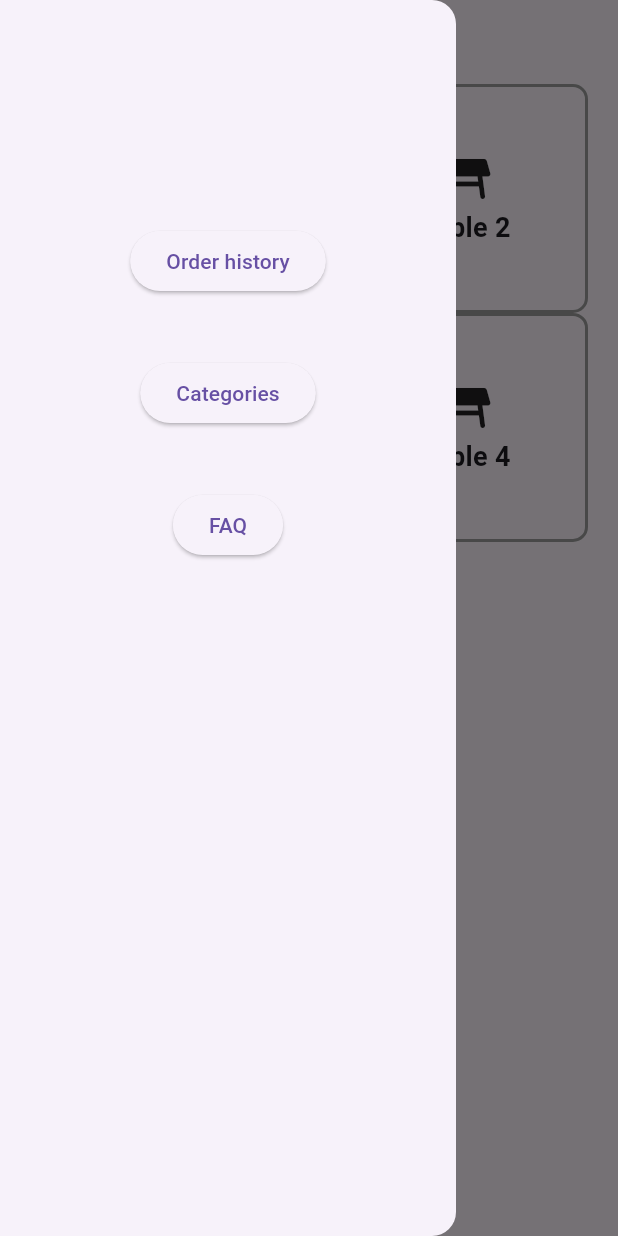
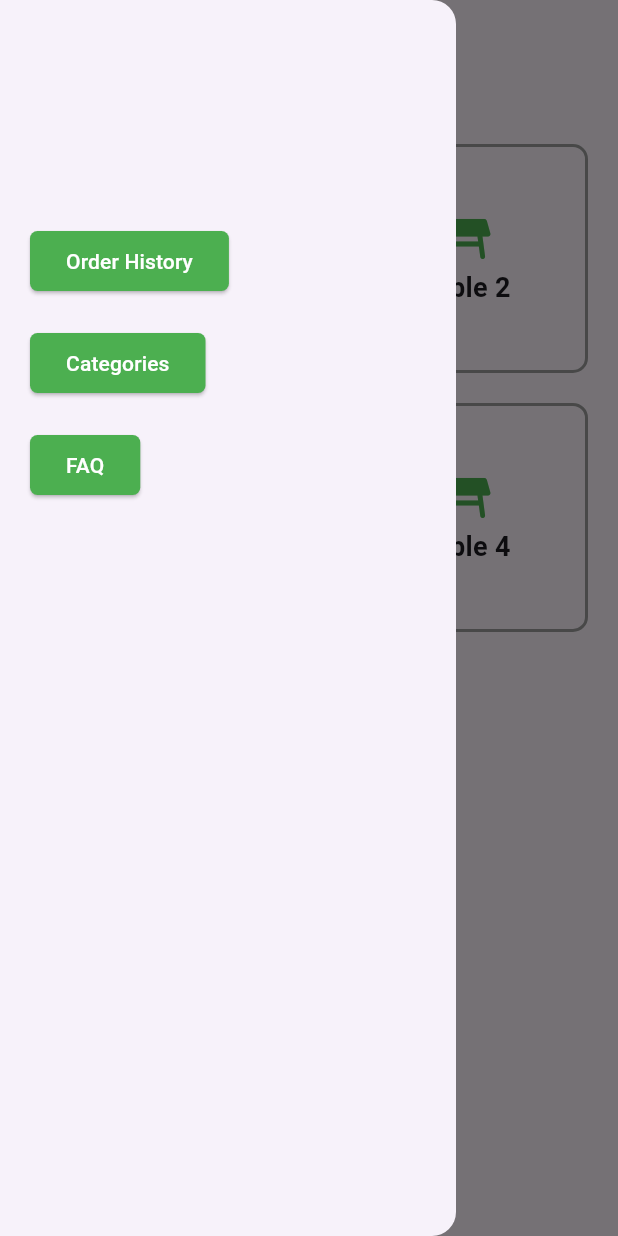
Before and after one commit to meylis1998/waiter_app, a Flutter app: the screen it shows after launch, with the side drawer open, on a phone screen of 412 x 824 dp. Run offline on Flutter 3.47's test engine with Material 3 defaults, Android fonts, the phone set to English and light mode, and no system bars; our stand-ins replace flutter_bloc, hive, hive_flutter; accounts and stored records are empty.

Commit message:
finished wit the app

```diff
--- a/lib/presentation/screens/custom_drawer.dart
+++ b/lib/presentation/screens/custom_drawer.dart
@@ -1,5 +1,6 @@
 import 'package:flutter/material.dart';
 
+import '../widgets/drawer_button.dart';
 import 'order_history.dart';
 
 class CustomDrawer extends StatelessWidget {
@@ -11,9 +12,9 @@ class CustomDrawer extends StatelessWidget {
       child: Container(
         padding: const EdgeInsets.symmetric(vertical: 150, horizontal: 20),
         child: Column(
-          // mainAxisAlignment: MainAxisAlignment.spaceBetween,
+          crossAxisAlignment: CrossAxisAlignment.start,
           children: [
-            ElevatedButton(
+            CustomDrawerButton(
               onPressed: () {
                 Navigator.of(context).push(
                   MaterialPageRoute(
@@ -21,19 +22,13 @@ class CustomDrawer extends StatelessWidget {
                   ),
                 );
               },
-              child: const Text('Order history'),
+              name: "Order History",
             ),
             Padding(
-              padding: const EdgeInsets.symmetric(vertical: 40),
-              child: ElevatedButton(
-                onPressed: () {},
-                child: const Text('Categories'),
-              ),
+              padding: const EdgeInsets.symmetric(vertical: 20),
+              child: CustomDrawerButton(name: 'Categories', onPressed: () {}),
             ),
-            ElevatedButton(
-              onPressed: () {},
-              child: const Text('FAQ'),
-            ),
+            CustomDrawerButton(onPressed: () {}, name: 'FAQ'),
           ],
         ),
       ),
--- a/lib/presentation/screens/home_screen.dart
+++ b/lib/presentation/screens/home_screen.dart
@@ -15,32 +15,31 @@ class HomeScreen extends StatelessWidget {
       appBar: AppBar(
         title: const Text('Waiter App'),
       ),
-      body: BlocBuilder<TableBloc, TableState>(
+      body: Padding(
+        padding: const EdgeInsets.symmetric(vertical: 40),
+        child: BlocBuilder<TableBloc, TableState>(
           builder: (context, state) {
             return GridView.builder(
               gridDelegate: const SliverGridDelegateWithFixedCrossAxisCount(
                 crossAxisCount: 2,
                 crossAxisSpacing: 5,
+                mainAxisSpacing: 20,
                 childAspectRatio: 4 / 3,
               ),
               itemCount: state.tables.length,
               itemBuilder: (context, index) {
                 final table = state.tables[index];
-              // return ListTile(
-              //   title: Text('Table ${table.id}'),
-              //   onTap: () {
-              //     Navigator.pushNamed(
-              //       context,
-              //       '/order',
-              //       arguments: table,
-              //     );
-              //   },
-              // );
-              return TableWidget(table: table);
+                return GestureDetector(
+                  onTap: () {
+                    Navigator.pushNamed(context, '/order', arguments: table);
+                  },
+                  child: TableWidget(table: table),
+                );
               },
             );
           },
         ),
+      ),
     );
   }
 }
--- /dev/null
+++ b/lib/presentation/widgets/drawer_button.dart
@@ -0,0 +1,26 @@
+import 'package:flutter/material.dart';
+
+class CustomDrawerButton extends StatelessWidget {
+  const CustomDrawerButton(
+      {super.key, required this.onPressed, required this.name});
+
+  final VoidCallback onPressed;
+  final String name;
+
+  @override
+  Widget build(BuildContext context) {
+    return ElevatedButton(
+      onPressed: onPressed,
+      style: ElevatedButton.styleFrom(
+        backgroundColor: Colors.green,
+        shape: RoundedRectangleBorder(
+          borderRadius: BorderRadius.circular(5),
+        ),
+      ),
+      child: Text(
+        name,
+        style: const TextStyle(color: Colors.white),
+      ),
+    );
+  }
+}
--- a/lib/presentation/widgets/table_widget.dart
+++ b/lib/presentation/widgets/table_widget.dart
@@ -21,10 +21,10 @@ class TableWidget extends StatelessWidget {
       child: Column(
         mainAxisAlignment: MainAxisAlignment.center,
         children: [
-          const Icon(Icons.table_restaurant_rounded, size: 40),
+          const Icon(Icons.table_restaurant_rounded, size: 40, color: Colors.green),
           Text(
             'Table ${table.id}',
-            style: TextStyle(
+            style: const TextStyle(
               fontSize: 18,
               fontWeight: FontWeight.bold,
             ),
--- a/pubspec.yaml
+++ b/pubspec.yaml
@@ -40,6 +40,7 @@ dependencies:
   hive: ^2.2.3
   hive_flutter: ^1.1.0
   equatable: ^2.0.5
+  intl: ^0.19.0
 
 dev_dependencies:
   flutter_test:
```
Also changed, not shown: lib/data/repositories/order_repository.dart (+15 -3 lines), lib/presentation/screens/order_history.dart (+12 -4 lines), lib/presentation/screens/order_screen.dart (+24 -10 lines), pubspec.lock. Lines whose indentation alone changed are shown as unchanged.
